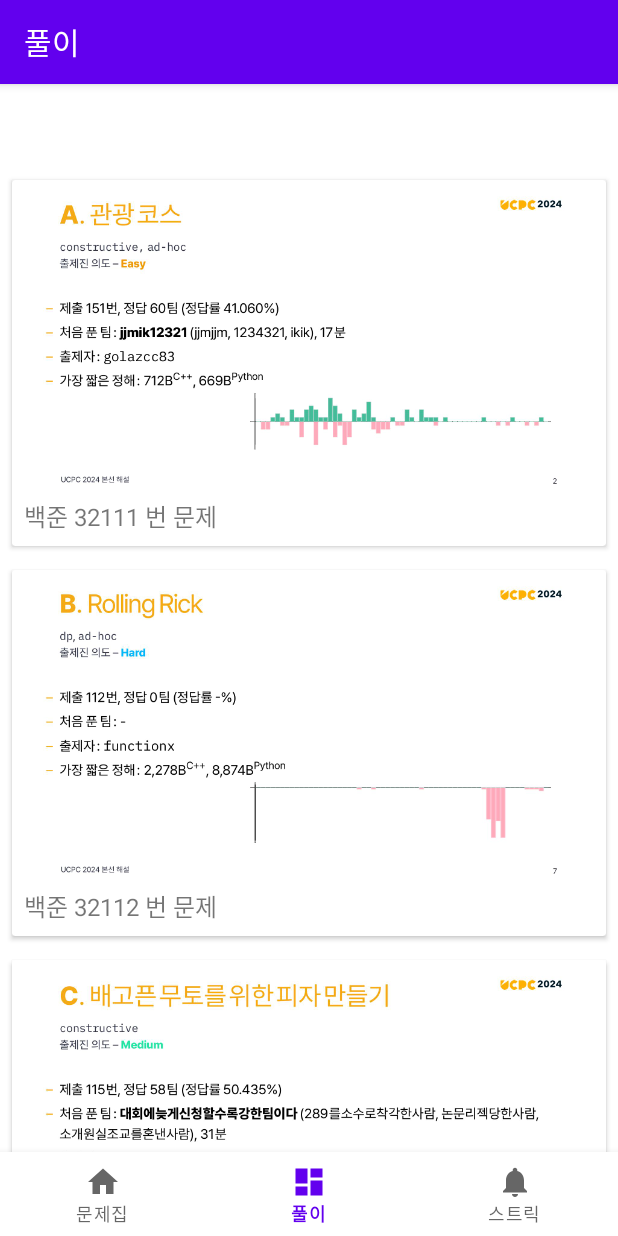
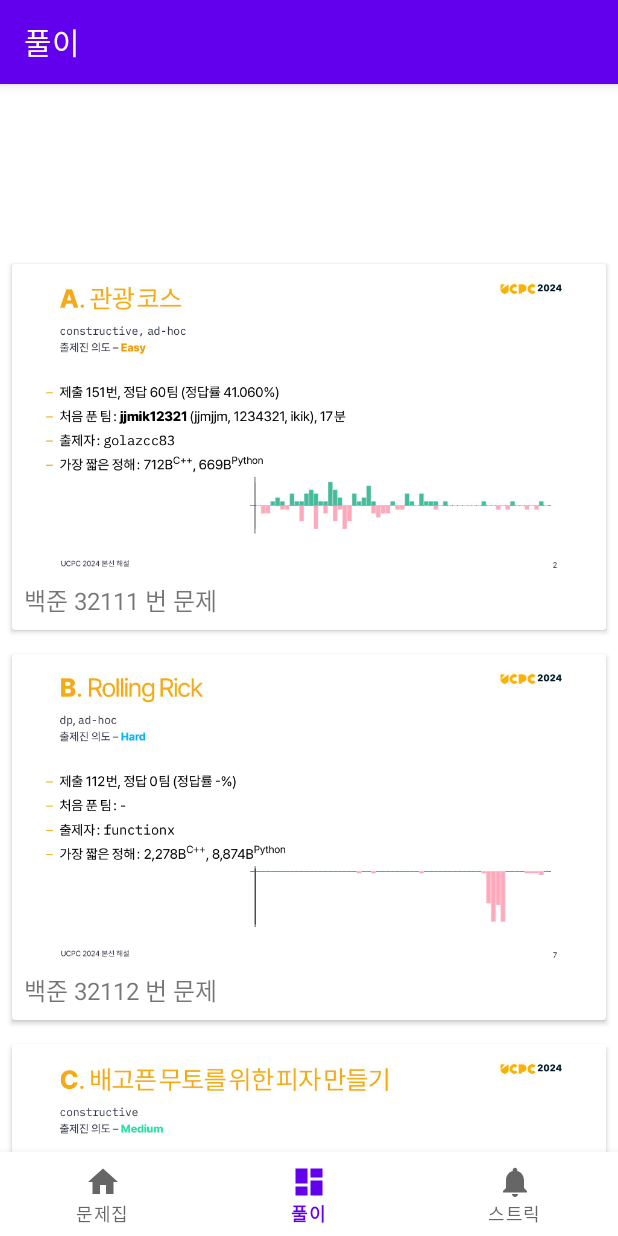
Before and after one commit to mathison0/madcamp1, an Android app: the screen it shows after launch (MainActivity), item 2 of the bottom bar chosen, on a phone screen of 412 x 824 dp. Run offline under Robolectric (Android 15) with nearby library versions, the phone set to English and light mode, and no system bars; our stand-ins replace data binding, navigation-ui.

Commit message:
풀이 연결 완료

```diff
--- a/app/src/main/java/com/example/madcamp1/data/JsonProblem.kt
+++ b/app/src/main/java/com/example/madcamp1/data/JsonProblem.kt
@@ -3,5 +3,6 @@ package com.example.madcamp1.data
 data class JsonProblem (
     val type: String,
     val title: String? = null,
-    val name: String? = null
+    val name: String? = null,
+    val id: Int?
 )
--- a/app/src/main/java/com/example/madcamp1/data/ProblemListItem.kt
+++ b/app/src/main/java/com/example/madcamp1/data/ProblemListItem.kt
@@ -2,5 +2,5 @@ package com.example.madcamp1.data
 
 sealed class ProblemListItem {
     data class Header(val title: String) : ProblemListItem()
-    data class Item(val name: String) : ProblemListItem()
+    data class Item(val name: String, val id: Int) : ProblemListItem()
 }
--- a/app/src/main/java/com/example/madcamp1/ui/tab1/Tab1Fragment.kt
+++ b/app/src/main/java/com/example/madcamp1/ui/tab1/Tab1Fragment.kt
@@ -42,7 +42,7 @@ class Tab1Fragment : Fragment() {
         return rawList.map {
             when (it.type) {
                 "header" -> ProblemListItem.Header(it.title ?: "")
-                "item" -> ProblemListItem.Item(it.name ?: "")
+                "item" -> ProblemListItem.Item(it.name ?: "", id = it.id ?: 0)
                 else -> throw IllegalArgumentException("Unknown type: ${it.type}")
             }
         }
@@ -64,7 +64,7 @@ class Tab1Fragment : Fragment() {
         adapter = ProblemListAdapter(
             fullList,
             onProblemClickListener = { item ->
-                val action = Tab1FragmentDirections.actionNavigationTab1ToNavigationDetail(item.name)
+                val action = Tab1FragmentDirections.actionNavigationTab1ToNavigationDetail(item.name, item.id)
                 findNavController().navigate(action)
             },
             onHeaderClick = { header ->
--- a/app/src/main/res/layout/fragment_tab2.xml
+++ b/app/src/main/res/layout/fragment_tab2.xml
@@ -4,7 +4,10 @@
     <data />
     <androidx.constraintlayout.widget.ConstraintLayout
         android:layout_width="match_parent"
-        android:layout_height="match_parent">
+        android:layout_height="match_parent"
+        android:paddingTop="?attr/actionBarSize"
+        android:fitsSystemWindows="true">
+
 
         <androidx.recyclerview.widget.RecyclerView
             android:id="@+id/recyclerView"
--- a/app/src/main/res/layout/fragment_tab3.xml
+++ b/app/src/main/res/layout/fragment_tab3.xml
@@ -4,7 +4,9 @@
     xmlns:tools="http://schemas.android.com/tools"
     android:layout_width="match_parent"
     android:layout_height="match_parent"
-    tools:context=".ui.tab3.Tab3Fragment">
+    tools:context=".ui.tab3.Tab3Fragment"
+    android:paddingTop="?attr/actionBarSize"
+    android:fitsSystemWindows="true">
 
     <TextView
         android:id="@+id/text_notifications"
--- a/app/src/main/res/navigation/mobile_navigation.xml
+++ b/app/src/main/res/navigation/mobile_navigation.xml
@@ -56,6 +56,15 @@
         <argument
             android:name="problemName"
             app:argType="string" />
+        <argument
+            android:name="problemId"
+            app:argType="integer"
+            android:defaultValue="0" />
+        <action
+            android:id="@+id/action_detail_to_problemDetail"
+            app:destination="@id/problemDetailFragment" />
     </fragment>
 
+
+
 </navigation>
```
Also changed, not shown: app/src/main/java/com/example/madcamp1/ui/detail/DetailFragment.kt (+29 -0 lines), app/src/main/res/layout/fragment_tab1.xml (+5 -2 lines).
